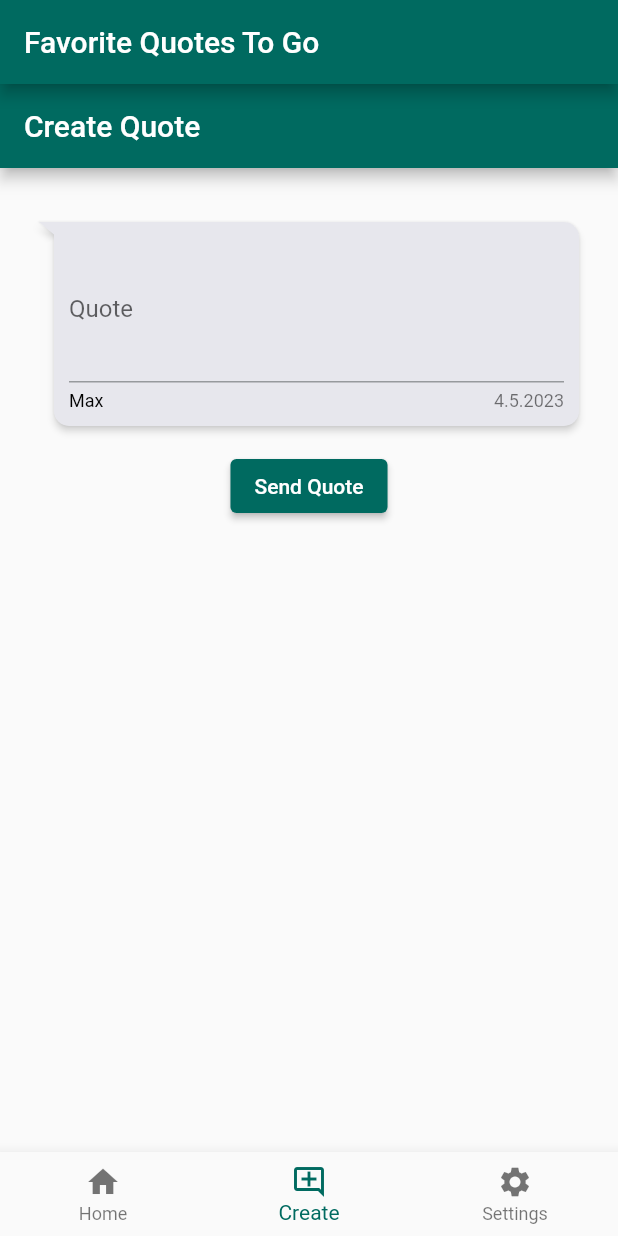
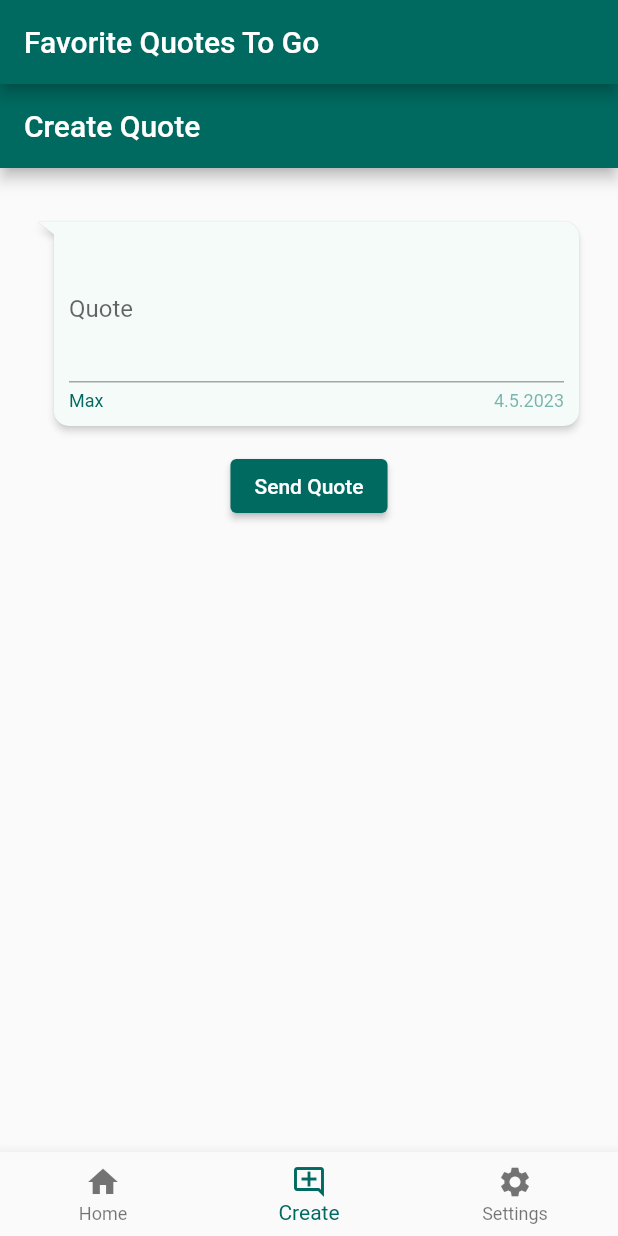
Before and after one commit to FlutterQuotes/QuotesApp, a Flutter app: the screen it shows after launch, item 2 of the bottom bar chosen, on a phone screen of 412 x 824 dp. Run offline on Flutter 3.47's test engine with Material 2 defaults, Android fonts, the phone set to English and light mode, and no system bars; drawn by our look-alikes of flutter_chat_bubble; our stand-ins replace cloud_firestore, equatable, firebase_core, flutter_bloc, flutter_colorpicker; accounts and stored records are empty.

Commit message:
Made chat bubbles also change color

```diff
--- a/lib/widgets/chatbubble.dart
+++ b/lib/widgets/chatbubble.dart
@@ -20,26 +20,27 @@ class ChatBubbleState extends State<MyChatBubble> {
 
   @override
   Widget build(BuildContext context) {
+    Color primaryColor = Theme.of(context).colorScheme.primary;
 
     List<Widget> chatBubbleChild;
     if (widget.quoteController == null) {
       chatBubbleChild = [
         Text(
           widget.content,
-          style: const TextStyle(color: Colors.black),
+          style: TextStyle(color: primaryColor),
         ),
         const SizedBox(height: 5),
         Row(children: [
           Text(
             widget.author,
-            style: const TextStyle(color: Colors.black, fontSize: 12),
+            style: TextStyle(color: primaryColor, fontSize: 12),
           ),
           const Padding(
             padding: EdgeInsets.only(left: 77),
           ),
           Text(
             '${widget.timestamp.day}.${widget.timestamp.month}.${widget.timestamp.year}',
-            style: const TextStyle(color: Colors.black54, fontSize: 12),
+            style: TextStyle(color: primaryColor.withOpacity(0.5), fontSize: 12),
           ),
         ],)
       ];
@@ -56,7 +57,7 @@ class ChatBubbleState extends State<MyChatBubble> {
             child:
           Text(
             widget.author,
-            style: const TextStyle(color: Colors.black, fontSize: 12),
+            style: TextStyle(color: primaryColor, fontSize: 12),
           ),
           ),
           const Padding(
@@ -64,7 +65,7 @@ class ChatBubbleState extends State<MyChatBubble> {
           ),
           Text(
             '${widget.timestamp.day}.${widget.timestamp.month}.${widget.timestamp.year}',
-            style: const TextStyle(color: Colors.black54, fontSize: 12),
+            style: TextStyle(color: primaryColor.withOpacity(0.5), fontSize: 12),
           ),
         ],)
       ];
@@ -74,7 +75,7 @@ class ChatBubbleState extends State<MyChatBubble> {
       clipper: ChatBubbleClipper2(type: BubbleType.receiverBubble),
       alignment: Alignment.topLeft,
       margin: const EdgeInsets.only(top: 20, left: 10, right: 10),
-      backGroundColor: const  Color(0xffE7E7ED),
+      backGroundColor: Theme.of(context).colorScheme.background,
       child: Column(
         crossAxisAlignment: CrossAxisAlignment.start,
         children: chatBubbleChild,
```
